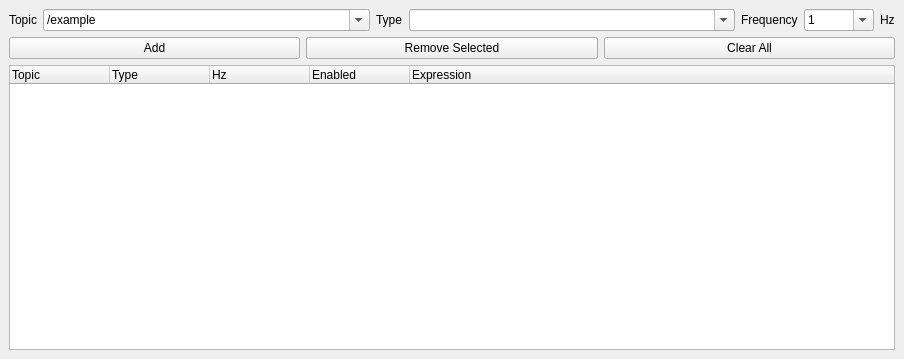
First picture: the form in rosgui_publisher/lib/Publisher.ui, repository ros-visualization/rqt, before the edit.
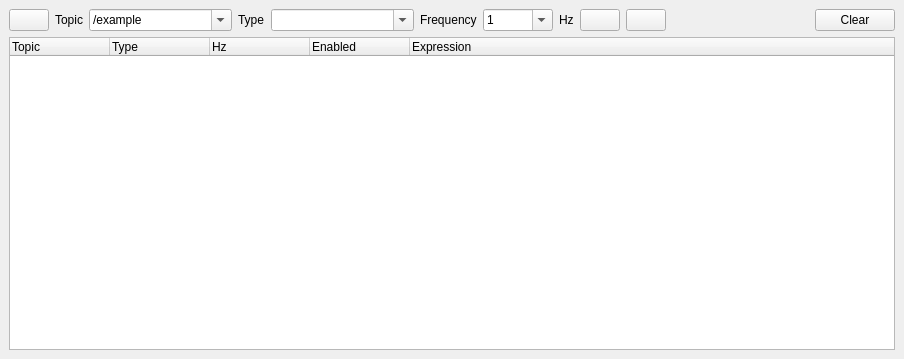
Second picture: the form after the edit. Custom widgets are drawn as their Qt base class.

Commit message: publisher: interface changes and better handling of user input

```diff
--- a/rosgui_publisher/lib/Publisher.ui
+++ b/rosgui_publisher/lib/Publisher.ui
@@ -17,6 +17,16 @@
    <layout class="QVBoxLayout" name="verticalLayout">
     <item>
      <layout class="QHBoxLayout" name="horizontalLayout">
+      <item>
+       <widget class="QPushButton" name="refresh_button">
+        <property name="toolTip">
+         <string>Refresh topics and types</string>
+        </property>
+        <property name="text">
+         <string/>
+        </property>
+       </widget>
+      </item>
       <item>
        <widget class="QLabel" name="label">
         <property name="sizePolicy">
@@ -31,9 +41,9 @@
        </widget>
       </item>
       <item>
-       <widget class="QComboBox" name="topic_combo_box">
+       <widget class="ExtendedComboBox" name="topic_combo_box">
         <property name="sizePolicy">
-         <sizepolicy hsizetype="MinimumExpanding" vsizetype="Fixed">
+         <sizepolicy hsizetype="Expanding" vsizetype="Fixed">
           <horstretch>0</horstretch>
           <verstretch>0</verstretch>
          </sizepolicy>
@@ -58,7 +68,7 @@
       <item>
        <widget class="ExtendedComboBox" name="type_combo_box">
         <property name="sizePolicy">
-         <sizepolicy hsizetype="MinimumExpanding" vsizetype="Fixed">
+         <sizepolicy hsizetype="Expanding" vsizetype="Fixed">
           <horstretch>0</horstretch>
           <verstretch>0</verstretch>
          </sizepolicy>
@@ -100,33 +110,54 @@
         </property>
        </widget>
       </item>
-     </layout>
-    </item>
-    <item>
-     <layout class="QHBoxLayout" name="horizontalLayout_2">
       <item>
        <widget class="QPushButton" name="add_publisher_button">
+        <property name="toolTip">
+         <string>Add new publisher</string>
+        </property>
         <property name="text">
-         <string>Add</string>
+         <string/>
         </property>
        </widget>
       </item>
       <item>
        <widget class="QPushButton" name="remove_publisher_button">
+        <property name="toolTip">
+         <string>Remove selected publisher</string>
+        </property>
         <property name="text">
-         <string>Remove Selected</string>
+         <string/>
         </property>
        </widget>
       </item>
+      <item>
+       <spacer name="horizontalSpacer">
+        <property name="orientation">
+         <enum>Qt::Horizontal</enum>
+        </property>
+        <property name="sizeHint" stdset="0">
+         <size>
+          <width>40</width>
+          <height>20</height>
+         </size>
+        </property>
+       </spacer>
+      </item>
       <item>
        <widget class="QPushButton" name="clear_button">
+        <property name="toolTip">
+         <string>Clear all publishers</string>
+        </property>
         <property name="text">
-         <string>Clear All</string>
+         <string>Clear</string>
         </property>
        </widget>
       </item>
      </layout>
     </item>
+    <item>
+     <layout class="QHBoxLayout" name="horizontalLayout_2"/>
+    </item>
     <item>
      <widget class="QTreeWidget" name="publishers_tree_widget">
       <property name="contextMenuPolicy">
```
The commit also changes 1 other file.
